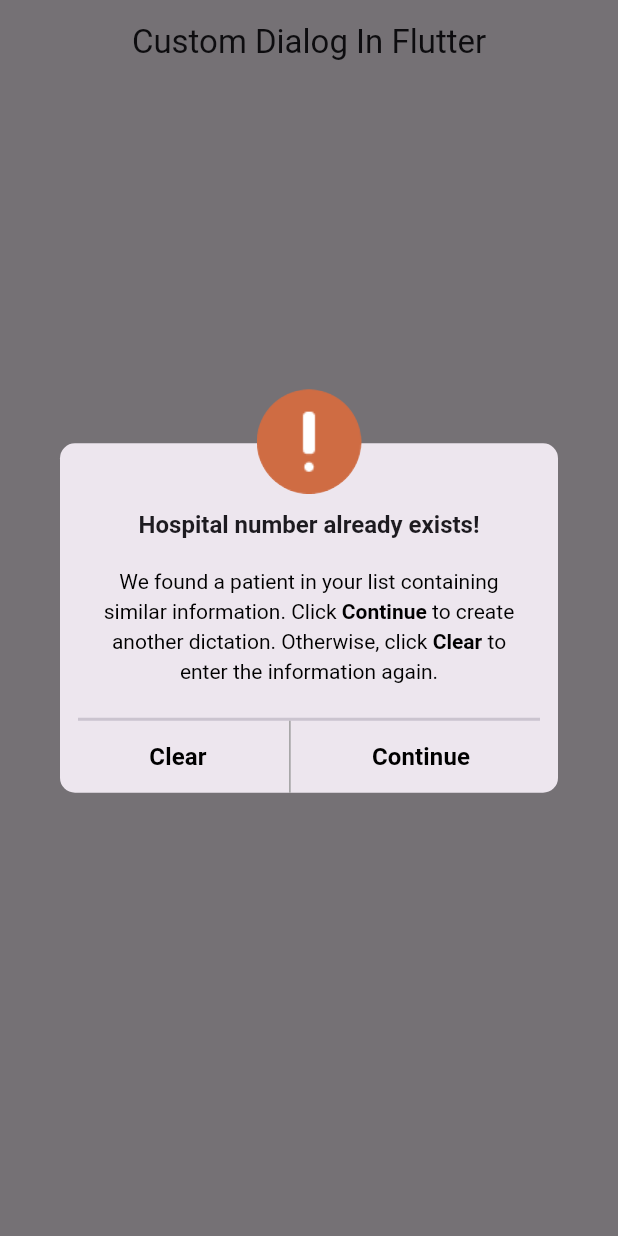
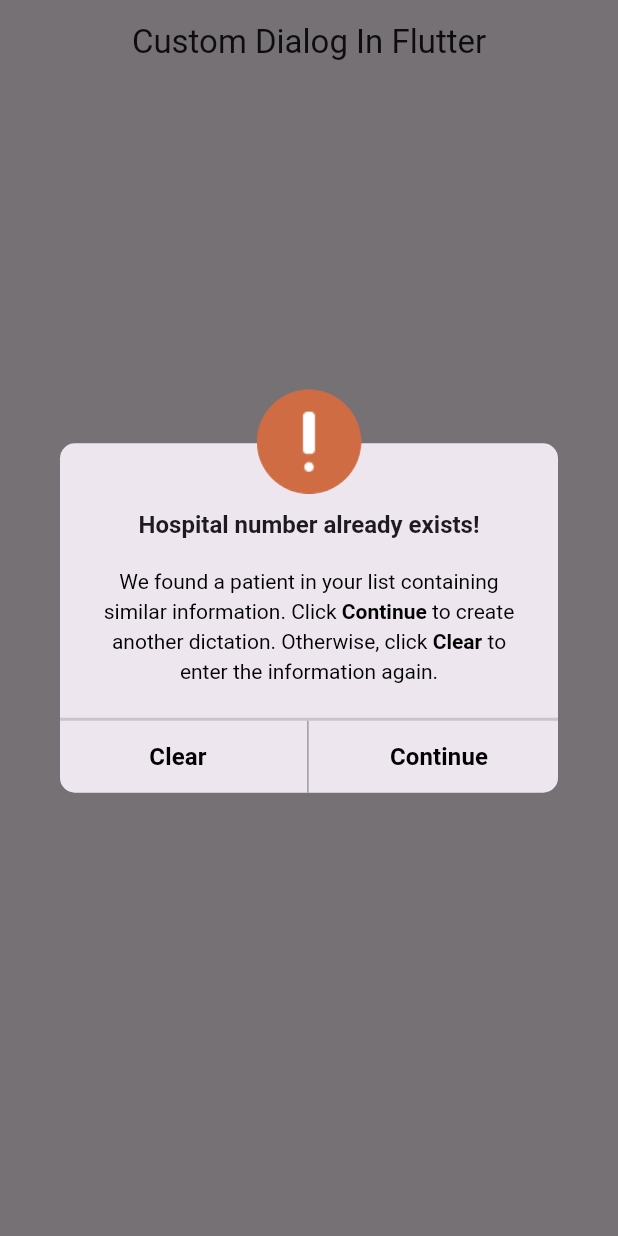
Before and after one commit to mtanaya09/custom_dialog, a Flutter app: the screen it shows after launch, after a tap on "Custom Dialog", on a phone screen of 412 x 824 dp. Run offline on Flutter 3.47's test engine with Material 2 defaults, Android fonts, the phone set to English and light mode, and no system bars.

Commit message:
Finished validation dialog

```diff
--- a/lib/generic_dialog.dart
+++ b/lib/generic_dialog.dart
@@ -72,7 +72,9 @@ Future showGenericDialog(
             child: Row(
               mainAxisAlignment: MainAxisAlignment.spaceEvenly,
               children: [
-                TextButton(
+                Padding(
+                  padding: const EdgeInsets.symmetric(horizontal: 12.0),
+                  child: TextButton(
                     child: const Text(
                       "Clear",
                       style: TextStyle(
@@ -85,8 +87,8 @@ Future showGenericDialog(
                       Navigator.of(context).pop(false);
                     },
                   ),
+                ),
                 const VerticalDivider(
-                  // width: 20,
                   thickness: 1,
                   color: Colors.grey,
                 ),
@@ -107,7 +109,7 @@ Future showGenericDialog(
             ),
           ),
         ],
-        actionsPadding: const EdgeInsets.symmetric(horizontal: 12.0),
+        actionsPadding: EdgeInsets.zero,
       );
     },
   );
```
Lines whose indentation alone changed are shown as unchanged.
